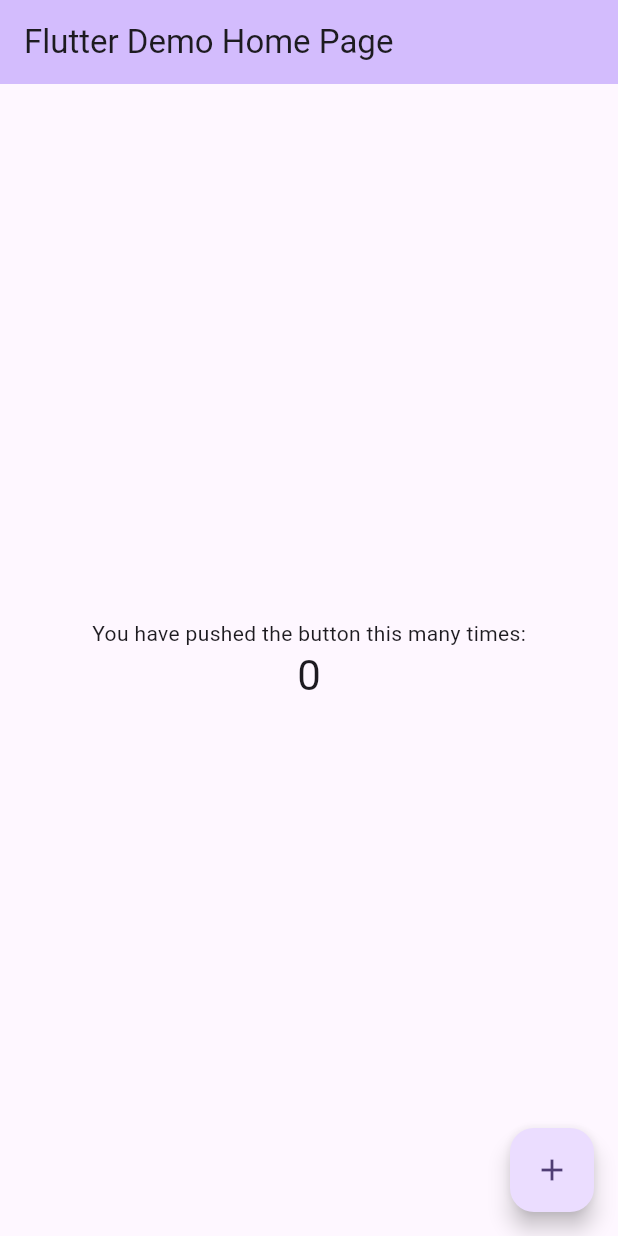
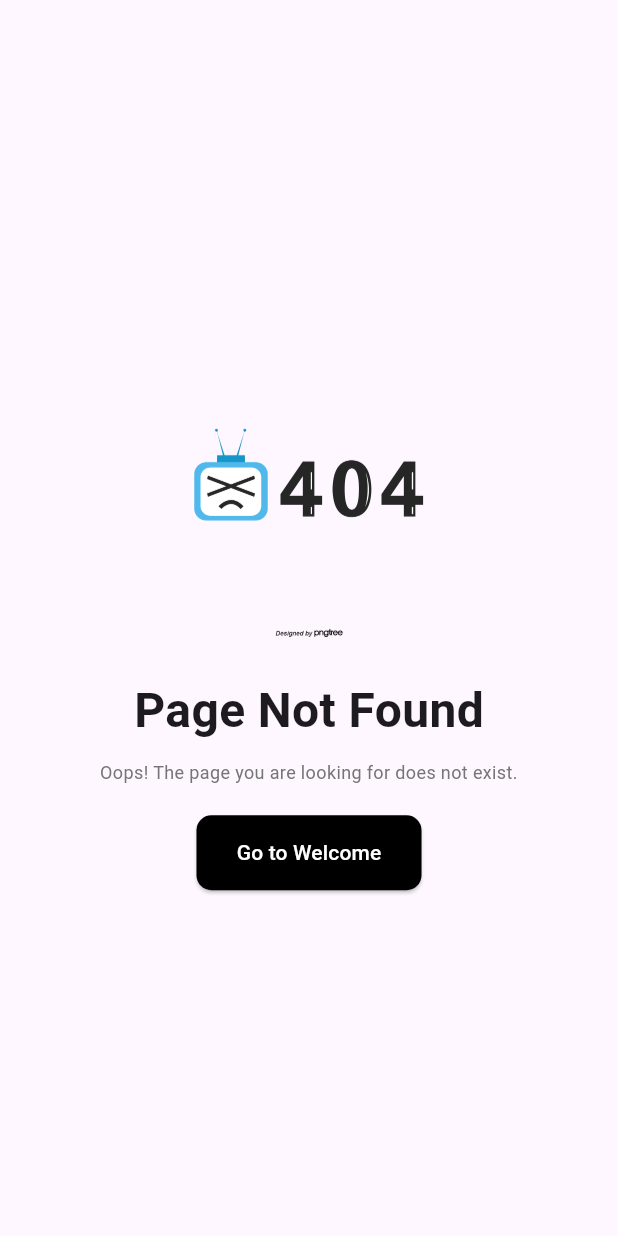
Before and after one commit to ChanSuvannet/CoinXplorer, a Flutter app: the screen it shows after launch, on a phone screen of 412 x 824 dp. Run offline on Flutter 3.47's test engine with Material 3 defaults, Android fonts, the phone set to English and light mode, and no system bars.

Commit message:
make wellcome page

```diff
--- a/lib/main.dart
+++ b/lib/main.dart
@@ -1,122 +1,24 @@
+import 'package:coinxplorer/presentation/routes/routes.dart';
 import 'package:flutter/material.dart';
 
 void main() {
-  runApp(const MyApp());
+  runApp(MyApp());
 }
 
 class MyApp extends StatelessWidget {
   const MyApp({super.key});
 
-  // This widget is the root of your application.
   @override
   Widget build(BuildContext context) {
     return MaterialApp(
-      title: 'Flutter Demo',
+      debugShowCheckedModeBanner: false,
+      title: 'CoinXplorer',
       theme: ThemeData(
-        // This is the theme of your application.
-        //
-        // TRY THIS: Try running your application with "flutter run". You'll see
-        // the application has a purple toolbar. Then, without quitting the app,
-        // try changing the seedColor in the colorScheme below to Colors.green
-        // and then invoke "hot reload" (save your changes or press the "hot
-        // reload" button in a Flutter-supported IDE, or press "r" if you used
-        // the command line to start the app).
-        //
-        // Notice that the counter didn't reset back to zero; the application
-        // state is not lost during the reload. To reset the state, use hot
-        // restart instead.
-        //
-        // This works for code too, not just values: Most code changes can be
-        // tested with just a hot reload.
-        colorScheme: ColorScheme.fromSeed(seedColor: Colors.deepPurple),
+        primarySwatch: Colors.blue,
+        visualDensity: VisualDensity.adaptivePlatformDensity,
       ),
-      home: const MyHomePage(title: 'Flutter Demo Home Page'),
+      initialRoute: '/welcomes',
+      onGenerateRoute: RouteGenerator.generateRoute,
     );
   }
 }
-
-class MyHomePage extends StatefulWidget {
-  const MyHomePage({super.key, required this.title});
-
-  // This widget is the home page of your application. It is stateful, meaning
-  // that it has a State object (defined below) that contains fields that affect
-  // how it looks.
-
-  // This class is the configuration for the state. It holds the values (in this
-  // case the title) provided by the parent (in this case the App widget) and
-  // used by the build method of the State. Fields in a Widget subclass are
-  // always marked "final".
-
-  final String title;
-
-  @override
-  State<MyHomePage> createState() => _MyHomePageState();
-}
-
-class _MyHomePageState extends State<MyHomePage> {
-  int _counter = 0;
-
-  void _incrementCounter() {
-    setState(() {
-      // This call to setState tells the Flutter framework that something has
-      // changed in this State, which causes it to rerun the build method below
-      // so that the display can reflect the updated values. If we changed
-      // _counter without calling setState(), then the build method would not be
-      // called again, and so nothing would appear to happen.
-      _counter++;
-    });
-  }
-
-  @override
-  Widget build(BuildContext context) {
-    // This method is rerun every time setState is called, for instance as done
-    // by the _incrementCounter method above.
-    //
-    // The Flutter framework has been optimized to make rerunning build methods
-    // fast, so that you can just rebuild anything that needs updating rather
-    // than having to individually change instances of widgets.
-    return Scaffold(
-      appBar: AppBar(
-        // TRY THIS: Try changing the color here to a specific color (to
-        // Colors.amber, perhaps?) and trigger a hot reload to see the AppBar
-        // change color while the other colors stay the same.
-        backgroundColor: Theme.of(context).colorScheme.inversePrimary,
-        // Here we take the value from the MyHomePage object that was created by
-        // the App.build method, and use it to set our appbar title.
-        title: Text(widget.title),
-      ),
-      body: Center(
-        // Center is a layout widget. It takes a single child and positions it
-        // in the middle of the parent.
-        child: Column(
-          // Column is also a layout widget. It takes a list of children and
-          // arranges them vertically. By default, it sizes itself to fit its
-          // children horizontally, and tries to be as tall as its parent.
-          //
-          // Column has various properties to control how it sizes itself and
-          // how it positions its children. Here we use mainAxisAlignment to
-          // center the children vertically; the main axis here is the vertical
-          // axis because Columns are vertical (the cross axis would be
-          // horizontal).
-          //
-          // TRY THIS: Invoke "debug painting" (choose the "Toggle Debug Paint"
-          // action in the IDE, or press "p" in the console), to see the
-          // wireframe for each widget.
-          mainAxisAlignment: MainAxisAlignment.center,
-          children: <Widget>[
-            const Text('You have pushed the button this many times:'),
-            Text(
-              '$_counter',
-              style: Theme.of(context).textTheme.headlineMedium,
-            ),
-          ],
-        ),
-      ),
-      floatingActionButton: FloatingActionButton(
-        onPressed: _incrementCounter,
-        tooltip: 'Increment',
-        child: const Icon(Icons.add),
-      ), // This trailing comma makes auto-formatting nicer for build methods.
-    );
-  }
-}
--- /dev/null
+++ b/lib/presentation/routes/routes.dart
@@ -0,0 +1,21 @@
+import 'package:flutter/material.dart';
+
+import '../screens/s1_welcome_screen/get_start.dart';
+import '../screens/s2_login/login_screen.dart';
+import '../screens/s3_home/home_screen.dart';
+import '../widgets/shared/page_not_found_screen.dart' show PageNotFoundScreen;
+
+class RouteGenerator {
+  static Route<dynamic> generateRoute(RouteSettings settings) {
+    switch (settings.name) {
+      case '/welcome':
+        return MaterialPageRoute(builder: (_) => WelcomeScreen());
+      case '/login':
+        return MaterialPageRoute(builder: (_) => LoginScreen());
+      case '/home':
+        return MaterialPageRoute(builder: (_) => HomeScreen());
+      default:
+        return MaterialPageRoute(builder: (_) => PageNotFoundScreen());
+    }
+  }
+}
--- /dev/null
+++ b/lib/presentation/widgets/shared/page_not_found_screen.dart
@@ -0,0 +1,52 @@
+import 'package:flutter/material.dart';
+
+class PageNotFoundScreen extends StatelessWidget {
+  const PageNotFoundScreen({super.key});
+
+  @override
+  Widget build(BuildContext context) {
+    return Scaffold(
+      body: Center(
+        child: Column(
+          mainAxisAlignment: MainAxisAlignment.center,
+          children: [
+            Image.asset(
+              'assets/images/404_error_page.png',
+              height: 200,
+              width: 200,
+              fit: BoxFit.contain,
+            ),
+            SizedBox(height: 20),
+            Text(
+              'Page Not Found',
+              style: TextStyle(fontSize: 32, fontWeight: FontWeight.bold),
+            ),
+            SizedBox(height: 10),
+            Text(
+              'Oops! The page you are looking for does not exist.',
+              style: TextStyle(fontSize: 12, color: Colors.grey[600]),
+              textAlign: TextAlign.center,
+            ),
+            SizedBox(height: 20),
+            ElevatedButton(
+              style: ElevatedButton.styleFrom(
+                backgroundColor: Colors.black,
+                minimumSize: Size(150, 50),
+                shape: RoundedRectangleBorder(
+                  borderRadius: BorderRadius.circular(10),
+                ),
+              ),
+              onPressed: () {
+                Navigator.pushNamed(context, '/welcome');
+              },
+              child: Text(
+                'Go to Welcome',
+                style: TextStyle(color: Colors.white),
+              ),
+            ),
+          ],
+        ),
+      ),
+    );
+  }
+}
```
Also changed, not shown: lib/core/constants/colors.dart (+49 -5 lines), lib/presentation/screens/s1_welcome_screen/get_start.dart (added, +127 -0 lines), lib/presentation/screens/s2_login/login_screen.dart (added, +48 -0 lines), lib/presentation/screens/s3_home/home_screen.dart (added, +49 -0 lines), lib/presentation/widgets/shared/onboarding_page.dart (added, +124 -0 lines), pubspec.yaml (+6 -14 lines), assets/fonts/Akrobat-ExtraBold.otf (added), assets/images/404_error_page.png (added), assets/images/btc.png (added), assets/images/solana.png (added), assets/images/t.png (added).
